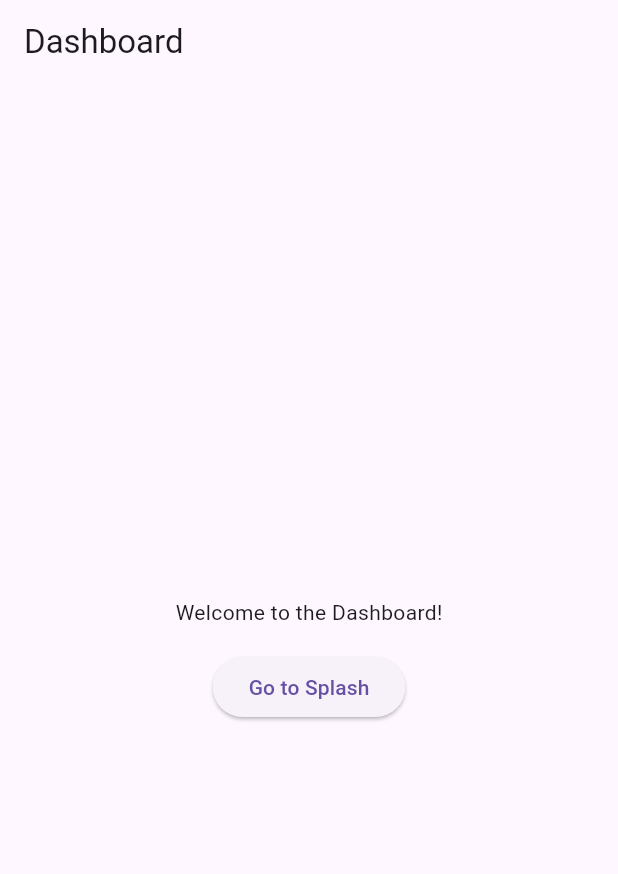
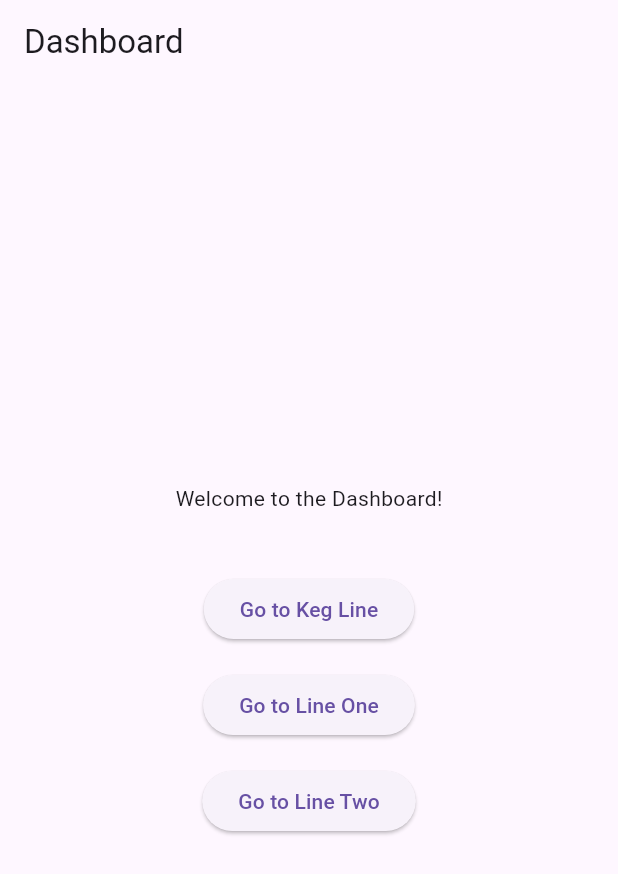
Before and after one commit to AbaHatschi/titration_app, a Flutter app: the screen it shows after launch, after a tap on "Go to Dashboard", on a phone screen of 412 x 824 dp. Shown: the top 874 px of the screen. Run offline on Flutter 3.47's test engine with Material 3 defaults, Android fonts, the phone set to English and light mode, and no system bars; our stand-ins replace freezed_annotation, go_router, sembast, shared_preferences; project files that could hold a hidden picture were left out.

Commit message:
Extension of the UI to include the missing views and view models, extension of routing, registration of the latest view models, creation of correct navigation

```diff
--- a/lib/main.dart
+++ b/lib/main.dart
@@ -10,6 +10,9 @@ import 'src/data/services/shared_preferences_service.dart';
 import 'src/routing/app_router.dart';
 import 'src/titration_app.dart';
 import 'src/ui/features/dashboard/view_model/dashboard_view_model.dart';
+import 'src/ui/features/keg_line/view_model/keg_line_view_model.dart';
+import 'src/ui/features/line_one/view_model/line_one_view_model.dart';
+import 'src/ui/features/line_two/view_model/line_two_view_model.dart';
 import 'src/ui/features/splash/view_model/splash_view_model.dart';
 
 Future<void> main() async {
@@ -45,11 +48,35 @@ Future<void> main() async {
         ),
 
         // Add your view model providers here
+        ChangeNotifierProvider<SplashViewModel>(
+          create: (BuildContext context) => SplashViewModel(),
+        ),
         ChangeNotifierProvider<DashboardViewModel>(
           create: (BuildContext context) => DashboardViewModel(),
         ),
-        ChangeNotifierProvider<SplashViewModel>(
-          create: (BuildContext context) => SplashViewModel(),
+        ChangeNotifierProvider<KegLineViewModel>(
+          create: (BuildContext context) => KegLineViewModel(
+            kegLineRepository: Provider.of<KegLineRepository>(
+              context,
+              listen: false,
+            ),
+          ),
+        ),
+        ChangeNotifierProvider<LineOneViewModel>(
+          create: (BuildContext context) => LineOneViewModel(
+            lineOneRepository: Provider.of<LineOneRepository>(
+              context,
+              listen: false,
+            ),
+          ),
+        ),
+        ChangeNotifierProvider<LineTwoViewModel>(
+          create: (BuildContext context) => LineTwoViewModel(
+            lineTwoRepository: Provider.of<LineTwoRepository>(
+              context,
+              listen: false,
+            ),
+          ),
         ),
       ],
       child: const TitrationApp(),
--- a/lib/src/routing/route_path.dart
+++ b/lib/src/routing/route_path.dart
@@ -1,4 +1,7 @@
 class RoutePath {
   static const String splash = '/splash';
   static const String dashboard = '/dashboard';
+  static const String kegLine = '/kegLine';
+  static const String lineOne = '/lineOne';
+  static const String lineTwo = '/lineTwo';
 }
--- a/lib/src/ui/features/dashboard/widgets/dashboard_view.dart
+++ b/lib/src/ui/features/dashboard/widgets/dashboard_view.dart
@@ -2,6 +2,7 @@ import 'package:flutter/material.dart';
 import 'package:provider/provider.dart';
 
 import '../../../../routing/app_router.dart';
+import '../../../../routing/route_path.dart';
 import '../view_model/dashboard_view_model.dart';
 
 class DashboardView extends StatelessWidget {
@@ -16,15 +17,20 @@ class DashboardView extends StatelessWidget {
             DashboardViewModel dashboardViewModel,
             Widget? child,
           ) {
-            return ValueListenableBuilder<bool>(
-              valueListenable: dashboardViewModel.navigateToSplash,
-              builder:
-                  (BuildContext context, bool shouldNavigate, Widget? child) {
-                    if (shouldNavigate) {
+            return ValueListenableBuilder<String?>(
+              valueListenable: dashboardViewModel.navigateTo,
+              builder: (BuildContext context, String? route, Widget? child) {
+                if (route != null) {
                   WidgetsBinding.instance.addPostFrameCallback((_) {
-                        SplashRoute().go(context);
-                        dashboardViewModel.navigateToSplash.value =
-                            false;
+                    switch (route) {
+                      case RoutePath.kegLine:
+                        KegLineRoute().go(context);
+                      case RoutePath.lineOne:
+                        LineOneRoute().go(context);
+                      case RoutePath.lineTwo:
+                        LineTwoRoute().go(context);
+                    }
+                    dashboardViewModel.navigateTo.value = null;
                   });
                 }
                 return Scaffold(
@@ -34,12 +40,26 @@ class DashboardView extends StatelessWidget {
                       mainAxisAlignment: MainAxisAlignment.center,
                       children: <Widget>[
                         Text(dashboardViewModel.message),
+                        const SizedBox(height: 40),
+                        ElevatedButton(
+                          onPressed: () {
+                            dashboardViewModel.onKegLineButtonPressed();
+                          },
+                          child: const Text('Go to Keg Line'),
+                        ),
                         const SizedBox(height: 16),
                         ElevatedButton(
                           onPressed: () {
-                                dashboardViewModel.onSplashButtonPressed();
+                            // Additional button action can be added here
                           },
-                              child: const Text('Go to Splash'),
+                          child: const Text('Go to Line One'),
+                        ),
+                        const SizedBox(height: 16),
+                        ElevatedButton(
+                          onPressed: () {
+                            // Additional button action can be added here
+                          },
+                          child: const Text('Go to Line Two'),
                         ),
                       ],
                     ),
```
Also changed, not shown: lib/src/routing/app_router.dart (+27 -2 lines), lib/src/ui/features/dashboard/view_model/dashboard_view_model.dart (+13 -3 lines), lib/src/ui/features/keg_line/view_model/keg_line_view_model.dart (added, +34 -0 lines), lib/src/ui/features/keg_line/widgets/keg_line_view.dart (added, +52 -0 lines), lib/src/ui/features/line_one/view_model/line_one_view_model.dart (added, +34 -0 lines), lib/src/ui/features/line_one/widgets/line_one_view.dart (added, +52 -0 lines), lib/src/ui/features/line_two/view_model/line_two_view_model.dart (added, +34 -0 lines), lib/src/ui/features/line_two/widgets/line_two_view.dart (added, +52 -0 lines), lib/src/routing/app_router.g.dart. Lines whose indentation alone changed are shown as unchanged.
